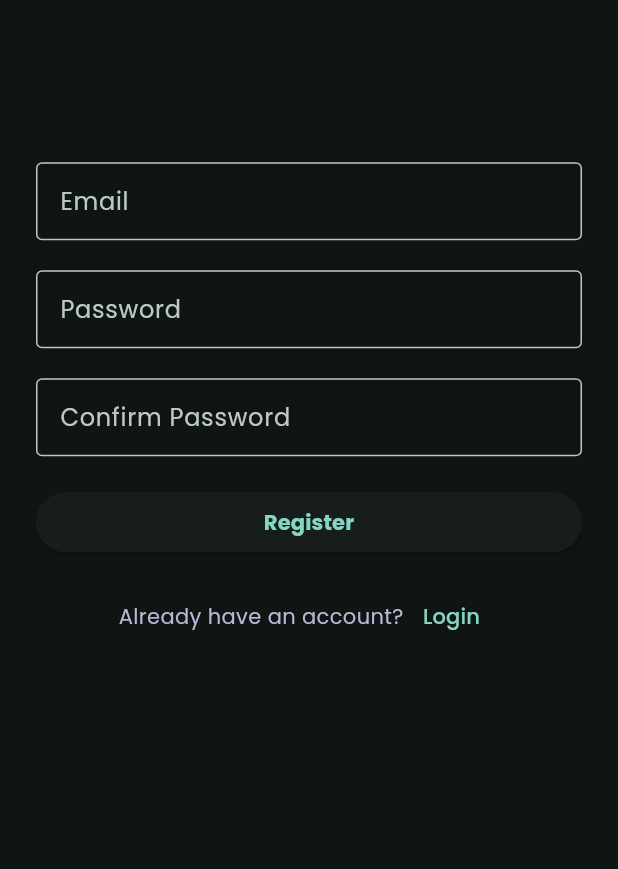
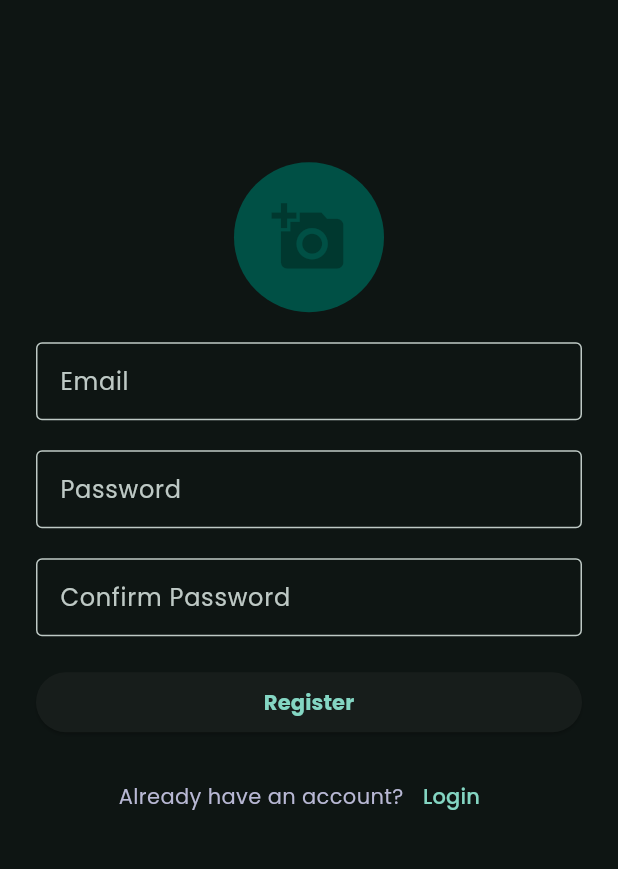
Before and after one commit to Padillahirpan/flutter-movie-base, a Flutter app: the screen it shows after launch, after a tap on "Register", on a phone screen of 412 x 824 dp, the part 218-1087 px from its top. Run offline on Flutter 3.47's test engine with Material 3 defaults, Android fonts, the light colour scheme and no system bars; our stand-ins replace cloud_firestore, dio, firebase_auth, firebase_core, firebase_storage, flutter_riverpod and 4 more; accounts and stored records are empty; generated files the repository leaves out were written again.

Commit message:
feat: update login and register page

```diff
--- a/lib/presentation/pages/login_page/login_page.dart
+++ b/lib/presentation/pages/login_page/login_page.dart
@@ -96,7 +96,7 @@ class LoginPage extends ConsumerWidget {
                     const Text('Don\'t have an account?'),
                     TextButton(
                       onPressed: () {
-                        ref.read(routerProvider).goNamed('register');
+                        ref.read(routerProvider).pushNamed('register');
                       },
                       child: const Text('Register'),
                     ),
--- a/lib/presentation/pages/register_page/register_page.dart
+++ b/lib/presentation/pages/register_page/register_page.dart
@@ -24,12 +24,10 @@ class RegisterPage extends ConsumerWidget {
       BuildContext context,
     ) {
       log('Test test listener');
-      if (next is AsyncData) {
-        if (next.value != null) {
-          ref.read(routerProvider).goNamed('main');
-        } else if (next is AsyncError) {
-          context.showSnackBar('Registration failed: ${next.error}');
-        }
+      if (next is AsyncData && next.value != null) {
+        ref.read(routerProvider).goNamed('main');
+      } else if (next is AsyncError) {
+        context.showSnackBar('Registration failed: ${next.error}');
       }
     }
 
@@ -50,6 +48,15 @@ class RegisterPage extends ConsumerWidget {
             ),
             child: Column(
               children: [
+                CircleAvatar(
+                  radius: 50,
+                  child: Icon(
+                    Icons.add_a_photo,
+                    size: 50,
+                    color: Theme.of(context).colorScheme.onPrimary,
+                  ),
+                ),
+                verticalSpace(20),
                 FlixTextField(labelText: 'Email', controller: emailController),
                 verticalSpace(20),
                 FlixTextField(
```
